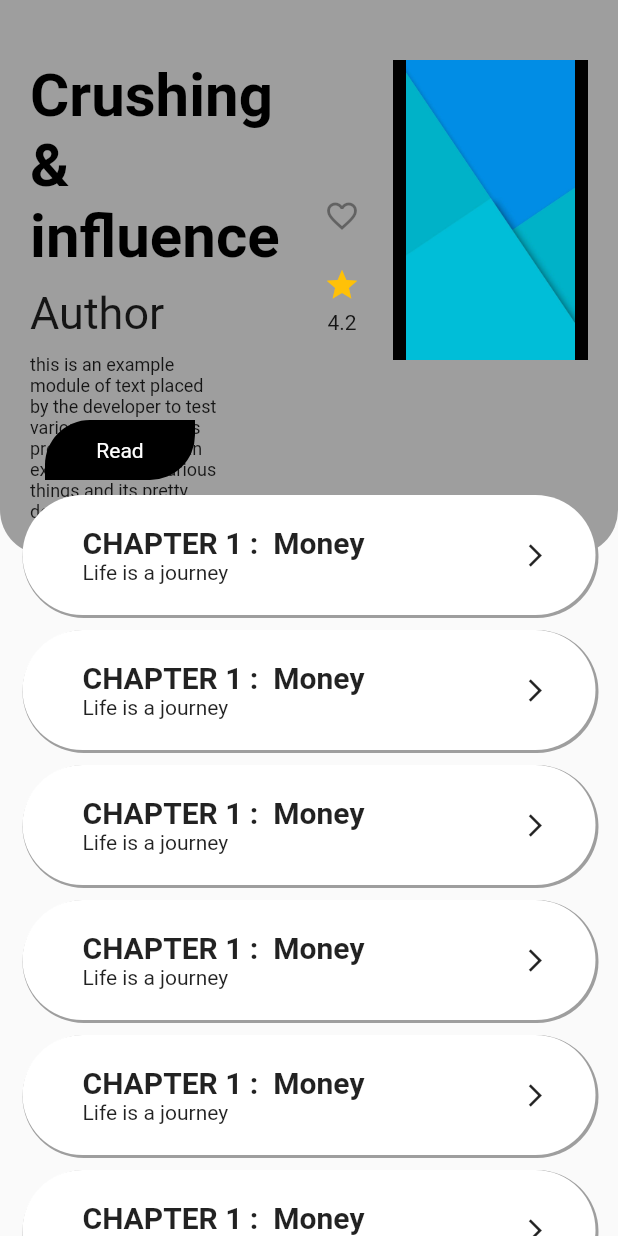
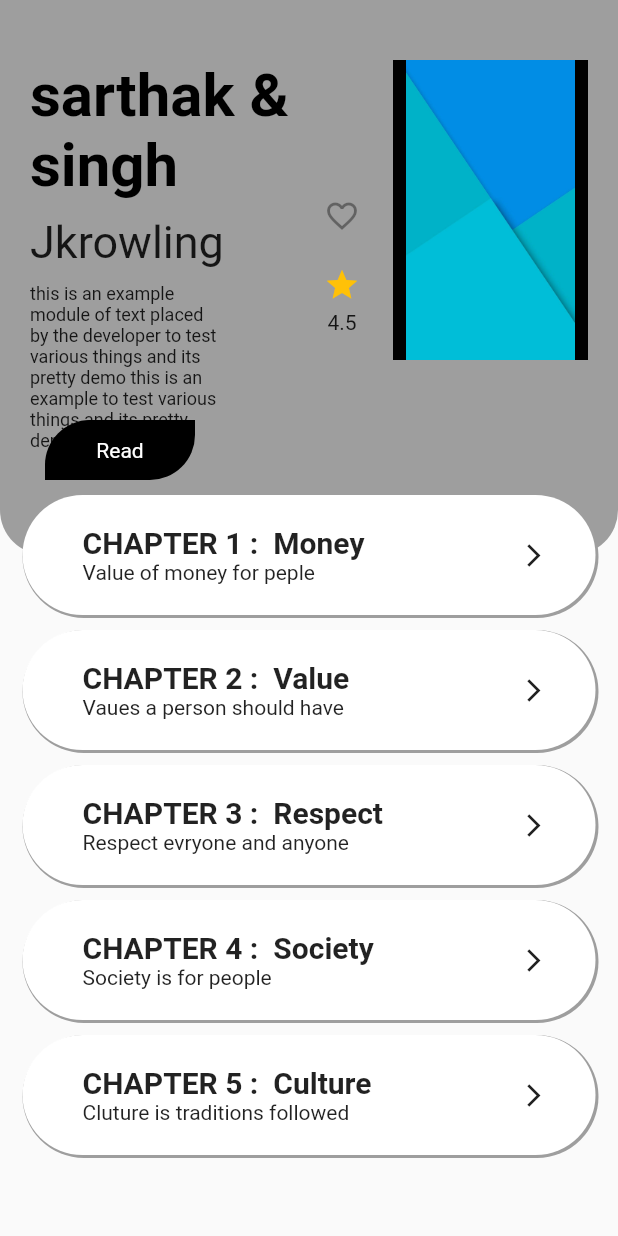
Before and after one commit to sarthaksinghsoamvanshi/book_reading_app, a Flutter app: the HomePage screen opened directly, after a tap on "Read", on a phone screen of 412 x 824 dp. Run offline on Flutter 3.47's test engine with Material 2 defaults, Android fonts, the phone set to English and light mode, and no system bars.

Commit message:
Complete without data

```diff
--- a/lib/books.dart
+++ b/lib/books.dart
@@ -8,25 +8,25 @@ class Books extends StatelessWidget {
       {
         "bookname": "sarthak & singh",
         "author": "Jkrowling",
-        "image": "image",
+        "image": "images/cover.jpg",
         "rating": 4.5,
       },
       {
         "bookname": "sarthak",
         "author": "Jkrowling",
-        "image": "image",
-        "rating": 4
+         "image": "images/cover.jpg",
+        "rating": 4.0
       },
       {
         "bookname": "sarthak",
         "author": "Jkrowling",
-        "image": "image",
-        "rating": 5
+         "image": "images/cover.jpg",
+        "rating": 5.0
       },
       {
         "bookname": "sarthak",
         "author": "Jkrowling",
-        "image": "image",
+        "image": "images/cover.jpg",
         "rating": 4.7
       },
     ];
@@ -70,7 +70,12 @@ class Books extends StatelessWidget {
                                   Navigator.of(context).push(
                                     MaterialPageRoute(
                                       builder: (BuildContext context) =>
-                                          DetailsPage(),
+                                          DetailsPage(
+                                            bookname: books[index]["bookname"],
+                                            author: books[index]["author"],
+                                            image: books[index]["image"],
+                                            rating: books[index]["rating"],
+                                          ),
                                     ),
                                   )
                                 },
--- a/lib/detailspage.dart
+++ b/lib/detailspage.dart
@@ -1,6 +1,12 @@
 import 'package:flutter/material.dart';
 
 class DetailsPage extends StatelessWidget {
+  final rating;
+  final author;
+  final bookname;
+  final image;
+
+  const DetailsPage({this.rating, this.author, this.bookname, this.image});
   @override
   Widget build(BuildContext context) {
     return Scaffold(
@@ -30,7 +36,7 @@ class DetailsPage extends StatelessWidget {
                               width: 175,
                               // color: Colors.blue,
                               child: Text(
-                                "Crushing & influence ",
+                                bookname,
                                 style: TextStyle(
                                     color: Colors.black,
                                     fontWeight: FontWeight.bold,
@@ -46,7 +52,7 @@ class DetailsPage extends StatelessWidget {
                               padding: EdgeInsets.only(top: 10),
                               // color: Colors.black,
                               child: Text(
-                                "Author",
+                                author,
                                 style: TextStyle(
                                   // color: Colors.black,
                                   // fontWeight: FontWeight.bold,
@@ -83,7 +89,7 @@ class DetailsPage extends StatelessWidget {
                         height: 200,
                         width: 130,
                         color: Colors.black,
-                        child: Image.asset("images/cover.jpg"),
+                        child: Image.asset(image),
                       ),
                     ),
                     Positioned(
@@ -123,7 +129,7 @@ class DetailsPage extends StatelessWidget {
                           ),
                           SizedBox(height: 5),
                           Text(
-                            "4.2",
+                            "$rating",
                           )
                         ],
                       ),
@@ -135,14 +141,11 @@ class DetailsPage extends StatelessWidget {
                 margin: EdgeInsets.only(top: 330, left: 15, right: 15),
                 child: Column(
                   children: [
-                    buildChapter(),
-                    buildChapter(),
-                    buildChapter(),
-                    buildChapter(),
-                    buildChapter(),
-                    buildChapter(),
-                    buildChapter(),
-                    buildChapter(),
+                    buildChapter(index: 1, line: "Value of money for peple", chapter: "Money"),
+                    buildChapter(index: 2, line: "Vaues a person should have", chapter: "Value"),
+                    buildChapter(index: 3, line: "Respect evryone and anyone", chapter: "Respect"),
+                    buildChapter(index: 4, line: "Society is for people", chapter: "Society"),
+                    buildChapter(index: 5, line: "Cluture is traditions followed", chapter: "Culture"),
                   ],
                 ),
               ),
@@ -153,7 +156,7 @@ class DetailsPage extends StatelessWidget {
     );
   }
 
-  Container buildChapter() {
+  Container buildChapter({String chapter, String line, int index}) {
     return Container(
       padding: EdgeInsets.symmetric(
         horizontal: 10,
@@ -173,7 +176,7 @@ class DetailsPage extends StatelessWidget {
       child: Row(
         children: [
           Expanded(
-            flex: 5,
+            flex: 8,
             child: Container(
               // color: Colors.amber,
               padding: EdgeInsets.symmetric(horizontal: 30),
@@ -188,13 +191,13 @@ class DetailsPage extends StatelessWidget {
                     child: Row(
                       children: [
                         Text(
-                          "CHAPTER 1 :",
+                          "CHAPTER $index :",
                           style: TextStyle(
                               fontSize: 20, fontWeight: FontWeight.bold),
                         ),
                         SizedBox(width: 10),
                         Text(
-                          "Money",
+                          "$chapter",
                           style: TextStyle(
                               fontSize: 20, fontWeight: FontWeight.bold),
                         ),
@@ -202,7 +205,7 @@ class DetailsPage extends StatelessWidget {
                     ),
                   ),
                   Container(
-                    child: Text("Life is a journey"),
+                    child: Text(line),
                   ),
                 ],
               ),
@@ -210,9 +213,12 @@ class DetailsPage extends StatelessWidget {
           ),
           Expanded(
             flex: 1,
-            child: Icon(
-              Icons.arrow_forward_ios,
-              size: 18,
+            child: Container(
+              alignment: Alignment.centerLeft,
+              child: Icon(
+                Icons.arrow_forward_ios,
+                size: 18,
+              ),
             ),
           )
         ],
--- a/lib/main.dart
+++ b/lib/main.dart
@@ -4,7 +4,6 @@ import 'package:flutter/material.dart';
 void main() {
   runApp(MaterialApp(debugShowCheckedModeBanner: false,home: MyApp()));
 }
-
 class MyApp extends StatelessWidget {
   @override
   Widget build(BuildContext context) {
@@ -12,9 +11,12 @@ class MyApp extends StatelessWidget {
       body: Container(
         height: double.infinity,
         width: double.infinity,
+
         decoration: BoxDecoration(
-          image: DecorationImage(
-              image: AssetImage("images/cover.jpg"), fit: BoxFit.cover),
+           color: Colors.black,
+          // image: DecorationImage(
+          //     image: AssetImage("images/cover.jpg"), fit: BoxFit.cover),
+
         ),
         child: Column(
           mainAxisAlignment: MainAxisAlignment.center,
@@ -52,15 +54,15 @@ class MyApp extends StatelessWidget {
                 width: 180,
                 alignment: Alignment.center,
                 decoration: BoxDecoration(
-                  color: Colors.blue.withOpacity(0.7),
+                  color: Colors.white.withOpacity(0.7),
                   borderRadius: BorderRadius.all(
                     Radius.circular(20),
                   ),
                   boxShadow: [
                     BoxShadow(
-                        offset: Offset(5, 5),
-                        blurRadius: 20,
-                        spreadRadius: 2,
+                        // offset: Offset(2, 2),
+                        // blurRadius: 20,
+                        // spreadRadius: 0,
                         color: Colors.white)
                   ],
                 ),
@@ -68,7 +70,7 @@ class MyApp extends StatelessWidget {
                 // width: MediaQuery.of(context).size.width,
                 child: Text(
                   "start reading",
-                  style: TextStyle(fontSize: 20, color: Colors.white),
+                  style: TextStyle(fontSize: 20, color: Colors.black),
                 ),
               ),
             ),
--- a/lib/secondbox.dart
+++ b/lib/secondbox.dart
@@ -1,8 +1,10 @@
+import 'package:book_reading_app/detailspage.dart';
 import 'package:flutter/cupertino.dart';
 
 import 'package:flutter/material.dart';
-class Box extends StatelessWidget{
-  Widget build(BuildContext context){
+
+class Box extends StatelessWidget {
+  Widget build(BuildContext context) {
     return Container(
       height: 210,
       width: 220,
@@ -29,6 +31,20 @@ class Box extends StatelessWidget{
                     child: Row(
                       children: [
                         Expanded(
+                          child: GestureDetector(
+                            onTap: () => {
+                              Navigator.of(context).push(
+                                MaterialPageRoute(
+                                  builder: (BuildContext context) =>
+                                    DetailsPage(
+                                    bookname: "The World of Dreams",
+                                    author: "Sarthak..",
+                                    image: "images/cover.jpg",
+                                    rating: 4.9,
+                                  ),
+                                ),
+                              )
+                            },
                             child: Container(
                               decoration: BoxDecoration(
                                 color: Colors.black,
@@ -42,6 +58,7 @@ class Box extends StatelessWidget{
                                 style: TextStyle(color: Colors.white),
                               ),
                               alignment: Alignment.center,
+                            ),
                           ),
                         ),
                       ],
@@ -63,7 +80,7 @@ class Box extends StatelessWidget{
                             color: Colors.amber,
                           ),
                           SizedBox(height: 5),
-                          Text("4.5")
+                          Text("4.9")
                         ],
                       ),
                       Wrap(children: [
@@ -86,15 +103,19 @@ class Box extends StatelessWidget{
                         Text("New York Time Best for 2020"),
                         Wrap(
                           children: [
-                            Text(
-                              "sarthak singh",
+                            Container(
+                              // color: Colors.amber,
+                              width: 160,
+                              child: Text(
+                                "The Dreams",
                                 style: TextStyle(
                                     fontWeight: FontWeight.bold, fontSize: 30),
+                              ),
                             ),
                           ],
                         ),
                         Text(
-                          "author",
+                          "Sarthak Singh",
                           style: TextStyle(fontSize: 20),
                         ),
                       ],
```
Lines whose indentation alone changed are shown as unchanged.
